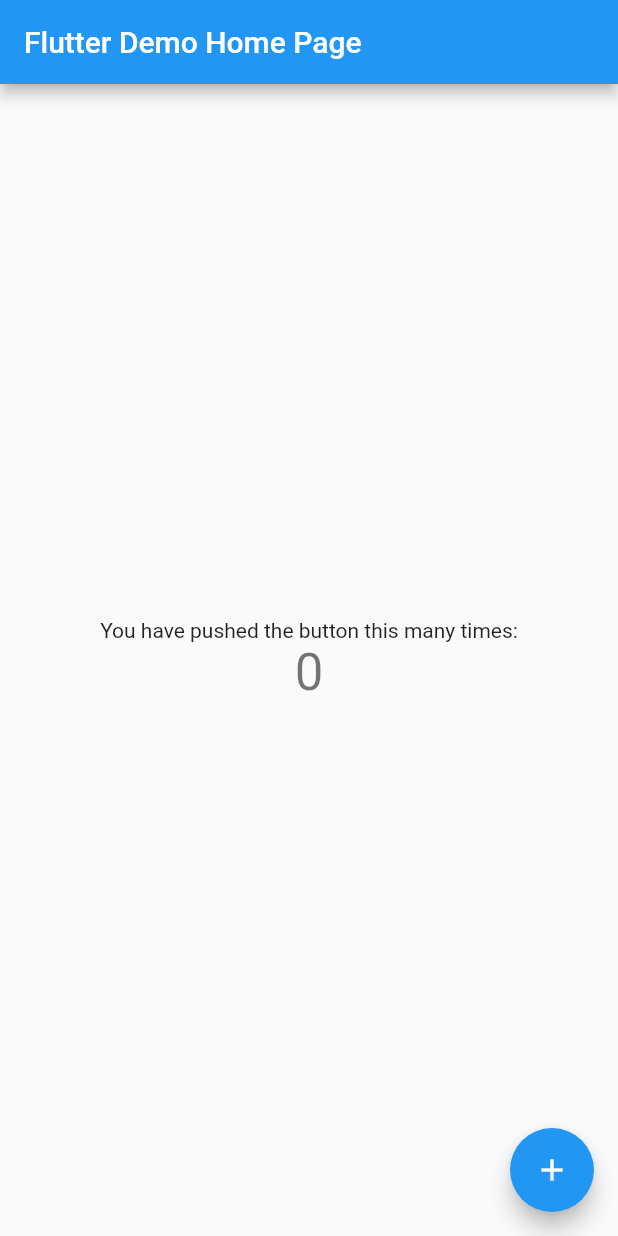
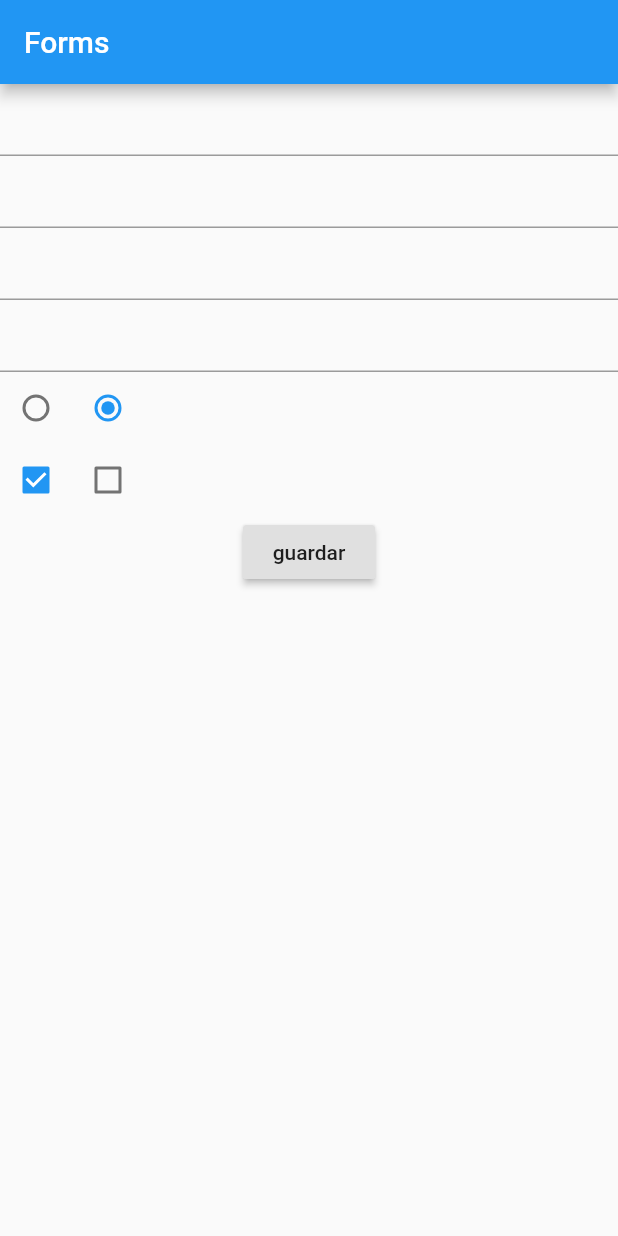
Before and after one commit to charlieaular/formularios, a Flutter app: the screen it shows after launch, on a phone screen of 412 x 824 dp. Run offline on Flutter 3.47's test engine with Material 2 defaults, Android fonts, the phone set to English and light mode, and no system bars.

Commit message:
form builded

```diff
--- a/lib/main.dart
+++ b/lib/main.dart
@@ -1,117 +1,6 @@
 import 'package:flutter/material.dart';
+import 'package:formularios/src/presentation/app.dart';
 
 void main() {
-  runApp(MyApp());
+  runApp(App());
 }
-
-class MyApp extends StatelessWidget {
-  // This widget is the root of your application.
-  @override
-  Widget build(BuildContext context) {
-    return MaterialApp(
-      title: 'Flutter Demo',
-      theme: ThemeData(
-        // This is the theme of your application.
-        //
-        // Try running your application with "flutter run". You'll see the
-        // application has a blue toolbar. Then, without quitting the app, try
-        // changing the primarySwatch below to Colors.green and then invoke
-        // "hot reload" (press "r" in the console where you ran "flutter run",
-        // or simply save your changes to "hot reload" in a Flutter IDE).
-        // Notice that the counter didn't reset back to zero; the application
-        // is not restarted.
-        primarySwatch: Colors.blue,
-        // This makes the visual density adapt to the platform that you run
-        // the app on. For desktop platforms, the controls will be smaller and
-        // closer together (more dense) than on mobile platforms.
-        visualDensity: VisualDensity.adaptivePlatformDensity,
-      ),
-      home: MyHomePage(title: 'Flutter Demo Home Page'),
-    );
-  }
-}
-
-class MyHomePage extends StatefulWidget {
-  MyHomePage({Key key, this.title}) : super(key: key);
-
-  // This widget is the home page of your application. It is stateful, meaning
-  // that it has a State object (defined below) that contains fields that affect
-  // how it looks.
-
-  // This class is the configuration for the state. It holds the values (in this
-  // case the title) provided by the parent (in this case the App widget) and
-  // used by the build method of the State. Fields in a Widget subclass are
-  // always marked "final".
-
-  final String title;
-
-  @override
-  _MyHomePageState createState() => _MyHomePageState();
-}
-
-class _MyHomePageState extends State<MyHomePage> {
-  int _counter = 0;
-
-  void _incrementCounter() {
-    setState(() {
-      // This call to setState tells the Flutter framework that something has
-      // changed in this State, which causes it to rerun the build method below
-      // so that the display can reflect the updated values. If we changed
-      // _counter without calling setState(), then the build method would not be
-      // called again, and so nothing would appear to happen.
-      _counter++;
-    });
-  }
-
-  @override
-  Widget build(BuildContext context) {
-    // This method is rerun every time setState is called, for instance as done
-    // by the _incrementCounter method above.
-    //
-    // The Flutter framework has been optimized to make rerunning build methods
-    // fast, so that you can just rebuild anything that needs updating rather
-    // than having to individually change instances of widgets.
-    return Scaffold(
-      appBar: AppBar(
-        // Here we take the value from the MyHomePage object that was created by
-        // the App.build method, and use it to set our appbar title.
-        title: Text(widget.title),
-      ),
-      body: Center(
-        // Center is a layout widget. It takes a single child and positions it
-        // in the middle of the parent.
-        child: Column(
-          // Column is also a layout widget. It takes a list of children and
-          // arranges them vertically. By default, it sizes itself to fit its
-          // children horizontally, and tries to be as tall as its parent.
-          //
-          // Invoke "debug painting" (press "p" in the console, choose the
-          // "Toggle Debug Paint" action from the Flutter Inspector in Android
-          // Studio, or the "Toggle Debug Paint" command in Visual Studio Code)
-          // to see the wireframe for each widget.
-          //
-          // Column has various properties to control how it sizes itself and
-          // how it positions its children. Here we use mainAxisAlignment to
-          // center the children vertically; the main axis here is the vertical
-          // axis because Columns are vertical (the cross axis would be
-          // horizontal).
-          mainAxisAlignment: MainAxisAlignment.center,
-          children: <Widget>[
-            Text(
-              'You have pushed the button this many times:',
-            ),
-            Text(
-              '$_counter',
-              style: Theme.of(context).textTheme.headline4,
-            ),
-          ],
-        ),
-      ),
-      floatingActionButton: FloatingActionButton(
-        onPressed: _incrementCounter,
-        tooltip: 'Increment',
-        child: Icon(Icons.add),
-      ), // This trailing comma makes auto-formatting nicer for build methods.
-    );
-  }
-}
--- a/lib/src/presentation/app.dart
+++ b/lib/src/presentation/app.dart
@@ -0,0 +1,15 @@
+import 'package:flutter/material.dart';
+import 'package:formularios/src/presentation/screens/forms/form_page.dart';
+
+class App extends StatelessWidget {
+  @override
+  Widget build(BuildContext context) {
+    return MaterialApp(
+      debugShowCheckedModeBanner: false,
+      initialRoute: FormPage.routeName,
+      routes: {
+        FormPage.routeName: (context) => FormPage()
+      },
+    );
+  }
+}
--- /dev/null
+++ b/lib/src/presentation/screens/forms/form_page.dart
@@ -0,0 +1,56 @@
+import 'package:flutter/material.dart';
+
+class FormPage extends StatefulWidget {
+  static const String routeName = "form_page";
+  @override
+  _FormPageState createState() => _FormPageState();
+}
+
+class _FormPageState extends State<FormPage> {
+  @override
+  Widget build(BuildContext context) {
+    return Scaffold(
+      appBar: AppBar(
+        title: Text("Forms"),
+      ),
+      body: Column(
+        children: [
+          TextFormField(),
+          TextFormField(),
+          TextFormField(),
+          TextFormField(),
+          Row(
+            children: [
+              Radio(
+                value: 1,
+                onChanged: (val) {},
+                groupValue: 0,
+              ),
+              Radio(
+                value: 2,
+                onChanged: (val) {},
+                groupValue: 2,
+              ),
+            ],
+          ),
+          Row(
+            children: [
+              Checkbox(
+                onChanged: (val) {},
+                value: true,
+              ),
+              Checkbox(
+                onChanged: (val) {},
+                value: false,
+              ),
+            ],
+          ),
+          RaisedButton(
+            onPressed: (){},
+            child: Text('guardar'),
+          )
+        ],
+      ),
+    );
+  }
+}
```
Also changed, not shown: 1 other file.
